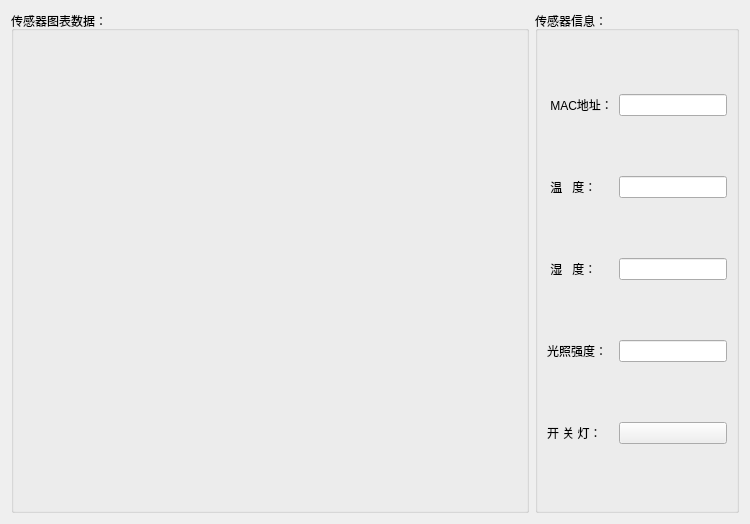
This is sensordata.ui in hzqgogogo/IntelligentGreenHouse as Qt 5 draws it before an edit. The edited form follows.
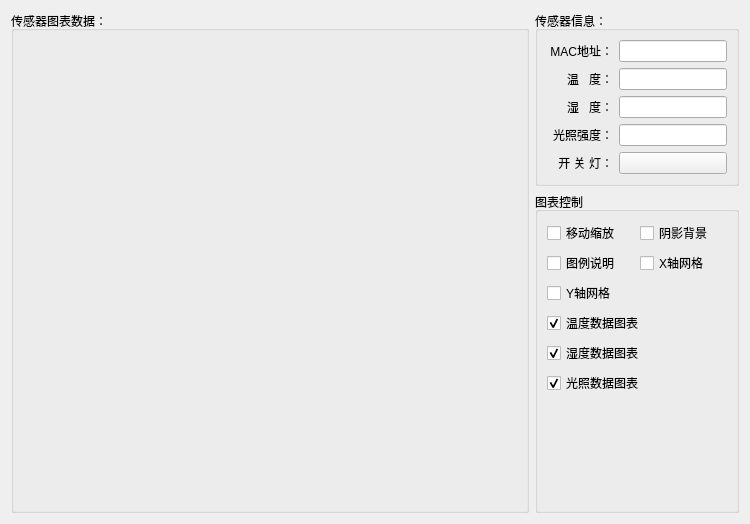
This is the edited form. Custom widgets are drawn as their Qt base class.

Patch:
```diff
--- a/sensordata.ui
+++ b/sensordata.ui
@@ -13,8 +13,8 @@
   <property name="windowTitle">
    <string>Form</string>
   </property>
-  <layout class="QHBoxLayout" name="horizontalLayout">
-   <item>
+  <layout class="QGridLayout" name="gridLayout_3">
+   <item row="0" column="0" rowspan="2">
     <widget class="QGroupBox" name="groupBox">
      <property name="sizePolicy">
       <sizepolicy hsizetype="Preferred" vsizetype="Preferred">
@@ -38,7 +38,7 @@
      </layout>
     </widget>
    </item>
-   <item>
+   <item row="0" column="1">
     <widget class="QGroupBox" name="groupBox_2">
      <property name="sizePolicy">
       <sizepolicy hsizetype="Preferred" vsizetype="Preferred">
@@ -55,6 +55,9 @@
         <property name="text">
          <string>开 关 灯：</string>
         </property>
+        <property name="alignment">
+         <set>Qt::AlignRight|Qt::AlignTrailing|Qt::AlignVCenter</set>
+        </property>
        </widget>
       </item>
       <item row="3" column="0">
@@ -62,6 +65,9 @@
         <property name="text">
          <string>光照强度：</string>
         </property>
+        <property name="alignment">
+         <set>Qt::AlignRight|Qt::AlignTrailing|Qt::AlignVCenter</set>
+        </property>
        </widget>
       </item>
       <item row="3" column="1">
@@ -81,6 +87,9 @@
         <property name="text">
          <string> 温   度：</string>
         </property>
+        <property name="alignment">
+         <set>Qt::AlignRight|Qt::AlignTrailing|Qt::AlignVCenter</set>
+        </property>
        </widget>
       </item>
       <item row="2" column="0">
@@ -88,6 +97,9 @@
         <property name="text">
          <string> 湿   度：</string>
         </property>
+        <property name="alignment">
+         <set>Qt::AlignRight|Qt::AlignTrailing|Qt::AlignVCenter</set>
+        </property>
        </widget>
       </item>
       <item row="0" column="0">
@@ -95,6 +107,9 @@
         <property name="text">
          <string> MAC地址：</string>
         </property>
+        <property name="alignment">
+         <set>Qt::AlignRight|Qt::AlignTrailing|Qt::AlignVCenter</set>
+        </property>
        </widget>
       </item>
       <item row="4" column="1">
@@ -113,6 +128,97 @@
      </layout>
     </widget>
    </item>
+   <item row="1" column="1">
+    <widget class="QGroupBox" name="groupBox_3">
+     <property name="title">
+      <string>图表控制</string>
+     </property>
+     <layout class="QVBoxLayout" name="verticalLayout_2">
+      <item>
+       <layout class="QGridLayout" name="gridLayout_2">
+        <item row="0" column="0">
+         <widget class="QCheckBox" name="ckMove">
+          <property name="text">
+           <string>移动缩放</string>
+          </property>
+         </widget>
+        </item>
+        <item row="0" column="1">
+         <widget class="QCheckBox" name="ckBackground">
+          <property name="text">
+           <string>阴影背景</string>
+          </property>
+         </widget>
+        </item>
+        <item row="1" column="0">
+         <widget class="QCheckBox" name="ckLegend">
+          <property name="text">
+           <string>图例说明</string>
+          </property>
+         </widget>
+        </item>
+        <item row="1" column="1">
+         <widget class="QCheckBox" name="ckXGrid">
+          <property name="text">
+           <string>X轴网格</string>
+          </property>
+         </widget>
+        </item>
+        <item row="2" column="0">
+         <widget class="QCheckBox" name="ckYGrid">
+          <property name="text">
+           <string>Y轴网格</string>
+          </property>
+         </widget>
+        </item>
+        <item row="3" column="0" colspan="2">
+         <widget class="QCheckBox" name="ckTemperatureData">
+          <property name="text">
+           <string>温度数据图表</string>
+          </property>
+          <property name="checked">
+           <bool>true</bool>
+          </property>
+         </widget>
+        </item>
+        <item row="4" column="0" colspan="2">
+         <widget class="QCheckBox" name="ckHumidityData">
+          <property name="text">
+           <string>湿度数据图表</string>
+          </property>
+          <property name="checked">
+           <bool>true</bool>
+          </property>
+         </widget>
+        </item>
+        <item row="5" column="0" colspan="2">
+         <widget class="QCheckBox" name="ckLightData">
+          <property name="text">
+           <string>光照数据图表</string>
+          </property>
+          <property name="checked">
+           <bool>true</bool>
+          </property>
+         </widget>
+        </item>
+       </layout>
+      </item>
+      <item>
+       <spacer name="verticalSpacer">
+        <property name="orientation">
+         <enum>Qt::Vertical</enum>
+        </property>
+        <property name="sizeHint" stdset="0">
+         <size>
+          <width>20</width>
+          <height>172</height>
+         </size>
+        </property>
+       </spacer>
+      </item>
+     </layout>
+    </widget>
+   </item>
   </layout>
  </widget>
  <customwidgets>
```
